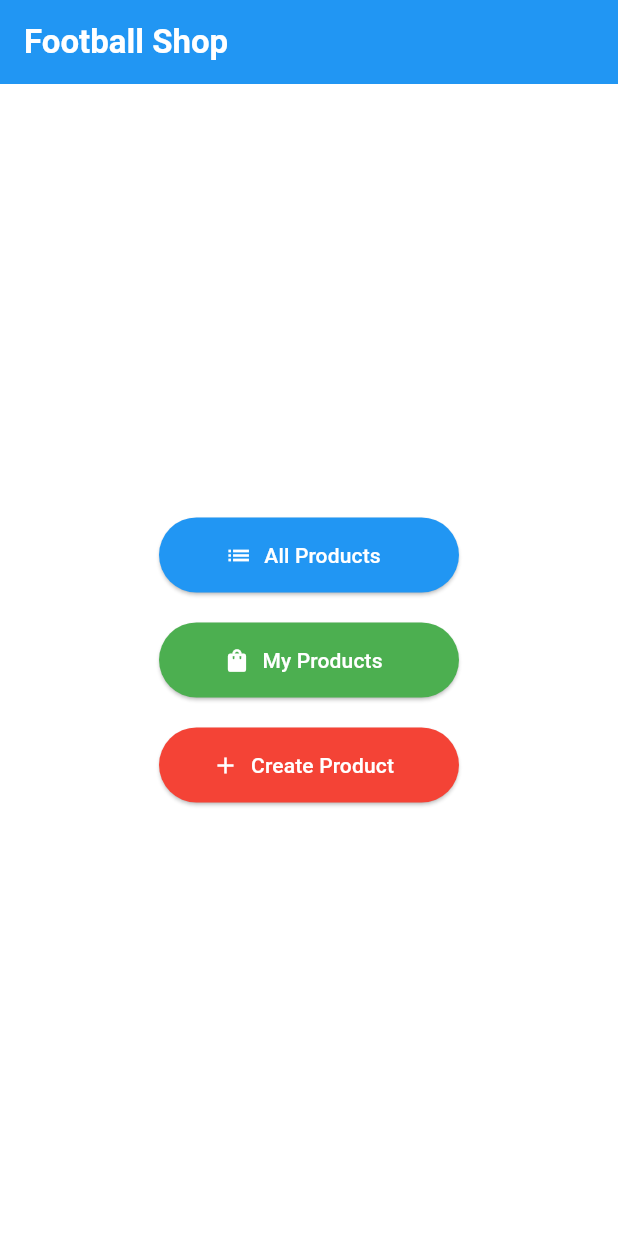
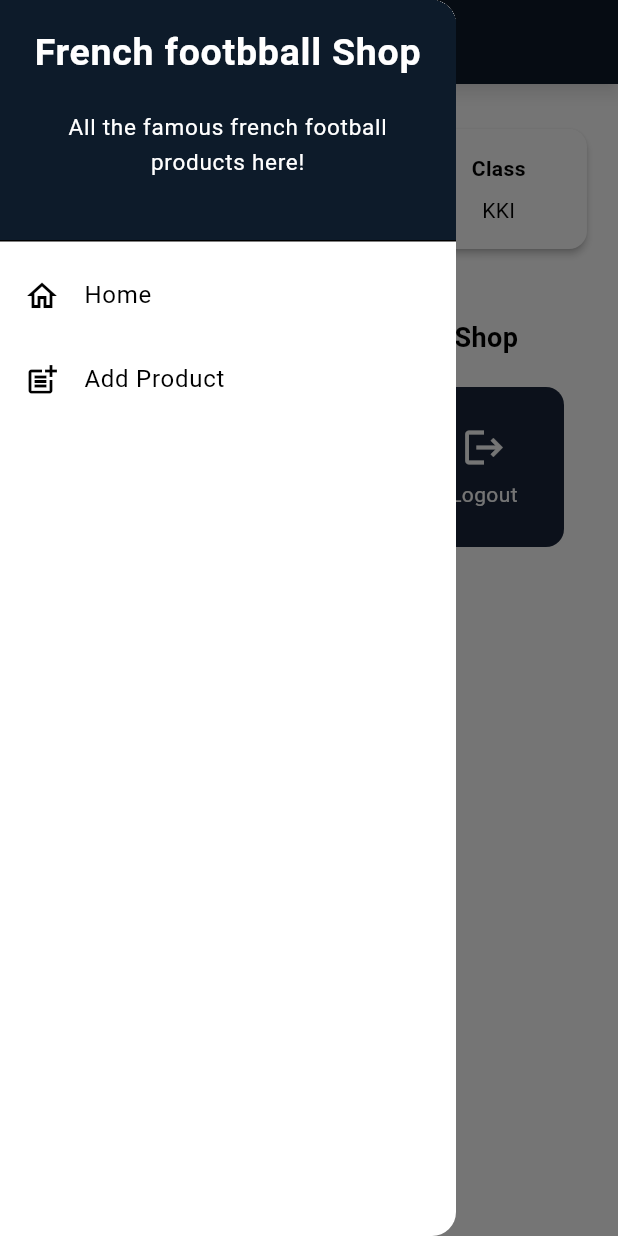
Before and after one commit to FannyDemarin/football-shop-mobile, a Flutter app: the screen it shows after launch, with the side drawer open (before the commit the screen has no drawer), on a phone screen of 412 x 824 dp. Run offline on Flutter 3.47's test engine with Material 3 defaults, Android fonts, the phone set to English and light mode, and no system bars.

Commit message:
Assignment 8 completed

```diff
--- a/lib/main.dart
+++ b/lib/main.dart
@@ -1,5 +1,5 @@
 import 'package:flutter/material.dart';
-import 'package:football_shop/menu.dart';
+import 'package:football_shop/screens/menu.dart';
 
 void main() {
   runApp(const MyApp());
@@ -9,28 +9,34 @@ class MyApp extends StatelessWidget {
   const MyApp({super.key});
 
   // This widget is the root of your application.
-  @override
+   @override
   Widget build(BuildContext context) {
     return MaterialApp(
-      title: 'Flutter Demo',
+      title: 'Football Shop',
       theme: ThemeData(
-        // This is the theme of your application.
-        //
-        // TRY THIS: Try running your application with "flutter run". You'll see
-        // the application has a purple toolbar. Then, without quitting the app,
-        // try changing the seedColor in the colorScheme below to Colors.green
-        // and then invoke "hot reload" (save your changes or press the "hot
-        // reload" button in a Flutter-supported IDE, or press "r" if you used
-        // the command line to start the app).
-        //
-        // Notice that the counter didn't reset back to zero; the application
-        // state is not lost during the reload. To reset the state, use hot
-        // restart instead.
-        //
-        // This works for code too, not just values: Most code changes can be
-        // tested with just a hot reload.
-        colorScheme: ColorScheme.fromSwatch(primarySwatch: Colors.blue)
- .copyWith(secondary: Colors.blueAccent[400]),
+        brightness: Brightness.light,
+        scaffoldBackgroundColor: Colors.white, // fond blanc
+        colorScheme: const ColorScheme.light(
+          primary: Color(0xFF0D1B2A), // bleu foncé principal
+          secondary: Color(0xFF1B263B), // bleu plus clair pour accents
+        ),
+        appBarTheme: const AppBarTheme(
+          backgroundColor: Color(0xFF0D1B2A), // bleu foncé
+          foregroundColor: Colors.white, // texte blanc
+          centerTitle: true,
+          elevation: 4,
+          shadowColor: Colors.black45,
+        ),
+        elevatedButtonTheme: ElevatedButtonThemeData(
+          style: ElevatedButton.styleFrom(
+            backgroundColor: Color(0xFF0D1B2A), // même couleur que l'AppBar
+            foregroundColor: Colors.white, // texte blanc
+            padding: const EdgeInsets.symmetric(horizontal: 24, vertical: 12),
+            shape: RoundedRectangleBorder(
+              borderRadius: BorderRadius.all(Radius.circular(8)),
+            ),
+          ),
+        ),
       ),
       home: MyHomePage(),
     );
--- a/lib/menu.dart
+++ /dev/null
@@ -1,69 +0,0 @@
-import 'package:flutter/material.dart';
-
-class MyHomePage extends StatelessWidget {
-  const MyHomePage({super.key});
-
-  void _showSnackBar(BuildContext context, String message) {
-    ScaffoldMessenger.of(context)
-      ..hideCurrentSnackBar()
-      ..showSnackBar(SnackBar(content: Text(message)));
-  }
-
-  @override
-  Widget build(BuildContext context) {
-    return Scaffold(
-      appBar: AppBar(
-        backgroundColor: Theme.of(context).colorScheme.primary,
-        title: const Text(
-          'Football Shop',
-          style: TextStyle(
-            color: Colors.white,
-            fontWeight: FontWeight.bold,
-          ),
-        ),
-      ),
-      body: Center(
-        child: Column(
-          mainAxisAlignment: MainAxisAlignment.center,
-          children: [
-            ElevatedButton.icon(
-              onPressed: () =>
-                  _showSnackBar(context, "You have pressed the All Products button"),
-              icon: const Icon(Icons.list),
-              label: const Text("All Products"),
-              style: ElevatedButton.styleFrom(
-                backgroundColor: Colors.blue,
-                foregroundColor: Colors.white,
-                minimumSize: const Size(200, 50),
-              ),
-            ),
-            const SizedBox(height: 20),
-            ElevatedButton.icon(
-              onPressed: () =>
-                  _showSnackBar(context, "You have pressed the My Products button"),
-              icon: const Icon(Icons.shopping_bag),
-              label: const Text("My Products"),
-              style: ElevatedButton.styleFrom(
-                backgroundColor: Colors.green,
-                foregroundColor: Colors.white,
-                minimumSize: const Size(200, 50),
-              ),
-            ),
-            const SizedBox(height: 20),
-            ElevatedButton.icon(
-              onPressed: () =>
-                  _showSnackBar(context, "You have pressed the Create Product button"),
-              icon: const Icon(Icons.add),
-              label: const Text("Create Product"),
-              style: ElevatedButton.styleFrom(
-                backgroundColor: Colors.red,
-                foregroundColor: Colors.white,
-                minimumSize: const Size(200, 50),
-              ),
-            ),
-          ],
-        ),
-      ),
-    );
-  }
-}
--- /dev/null
+++ b/lib/screens/menu.dart
@@ -0,0 +1,145 @@
+import 'package:flutter/material.dart';
+import 'package:football_shop/widgets/left_drawer.dart';
+import 'package:football_shop/widgets/product_card.dart';
+
+
+class MyHomePage extends StatelessWidget {
+  MyHomePage({super.key});
+
+  final String name = "Fanny Demarin";
+  final String npm = "2506561542";
+  final String classe = "KKI";
+  final List<ItemHomepage> items = [
+    ItemHomepage("See Products", Icons.newspaper),
+    ItemHomepage("Add Product", Icons.add),
+    ItemHomepage("Logout", Icons.logout),
+  ];
+
+  void _showSnackBar(BuildContext context, String message) {
+    ScaffoldMessenger.of(context)
+      ..hideCurrentSnackBar()
+      ..showSnackBar(SnackBar(content: Text(message)));
+  }
+
+  @override
+  Widget build(BuildContext context) {
+    return Scaffold(
+      appBar: AppBar(
+        backgroundColor: Theme.of(context).colorScheme.primary,
+        title: RichText(
+  text: TextSpan(
+    children: [
+      TextSpan(
+        text: 'French',
+        style: TextStyle(
+          color: Colors.blue, // bleu pour "French"
+          fontWeight: FontWeight.w600,
+          fontSize: 20,
+        ),
+      ),
+      TextSpan(
+        text: ' ',
+      ),
+      TextSpan(
+        text: 'Football',
+        style: TextStyle(
+          color: Colors.white, // blanc pour "Football"
+          fontWeight: FontWeight.w600,
+          fontSize: 20,
+        ),
+      ),
+      TextSpan(
+        text: ' ',
+      ),
+      TextSpan(
+        text: 'Shop',
+        style: TextStyle(
+          color: Colors.red, // rouge pour "Shop"
+          fontWeight: FontWeight.w600,
+          fontSize: 20,
+        ),
+      ),
+    ],
+  ),
+),
+      ),
+      drawer: LeftDrawer(),
+      body: SingleChildScrollView(
+        child: Padding(
+        padding: const EdgeInsets.all(16.0),
+          child: Column(
+          crossAxisAlignment: CrossAxisAlignment.center,
+            children: [
+              Row(
+                mainAxisAlignment: MainAxisAlignment.spaceEvenly,
+                children: [
+                  InfoCard(title: 'NPM', content: npm),
+                  InfoCard(title: 'Name', content: name),
+                  InfoCard(title: 'Class', content: classe),
+                ],
+              ),
+
+              const SizedBox(height: 16.0),
+
+              Center(
+                child: Column(
+                  children: [
+                    const Padding(
+                      padding: EdgeInsets.only(top: 16.0),
+                      child: Text(
+                        'Welcome to French Football Shop',
+                        style: TextStyle(
+                          fontWeight: FontWeight.bold,
+                          fontSize: 18.0,
+                        ),
+                      ),
+                    ),
+                    GridView.count(
+                      primary: false,
+                      shrinkWrap: true,
+                      padding: const EdgeInsets.all(20),
+                      crossAxisSpacing: 10,
+                      mainAxisSpacing: 10,
+                      crossAxisCount: 3,
+                      children: items.map((ItemHomepage item) {
+                        return ItemCard(item);
+                      }).toList(),
+                    ),
+                  ],
+                ),
+              ),
+            ],
+          ),
+        ),
+      ),
+    );
+  }
+}
+
+class InfoCard extends StatelessWidget {
+  final String title;
+  final String content;
+
+  const InfoCard({super.key, required this.title, required this.content});
+
+  @override
+  Widget build(BuildContext context) {
+    return Card(
+      elevation: 2.0,
+      child: Container(
+        width: MediaQuery.of(context).size.width / 3.5, // menyesuaikan dengan lebar device yang digunakan.
+        padding: const EdgeInsets.all(16.0),
+        child: Column(
+          children: [
+            Text(
+              title,
+              style: const TextStyle(fontWeight: FontWeight.bold),
+            ),
+            const SizedBox(height: 8.0),
+            Text(content),
+          ],
+        ),
+      ),
+    );
+  }
+}
--- /dev/null
+++ b/lib/widgets/left_drawer.dart
@@ -0,0 +1,73 @@
+import 'package:flutter/material.dart';
+import 'package:flutter/material.dart';
+import 'package:football_shop/screens/menu.dart';
+import 'package:football_shop/screens/productlist_form.dart';
+
+class LeftDrawer extends StatelessWidget {
+  const LeftDrawer({super.key});
+
+  @override
+  Widget build(BuildContext context) {
+    return Drawer(
+      child: ListView(
+        children: [
+          const DrawerHeader(
+            decoration: BoxDecoration(
+            color: Color(0xFF0D1B2A),
+            ),
+            child: Column(
+              children: [
+                Text(
+                  'French footbball Shop',
+                  textAlign: TextAlign.center,
+                  style: TextStyle(
+                    fontSize: 25,
+                    fontWeight: FontWeight.bold,
+                    color: Colors.white,
+                  ),
+                ),
+                Padding(padding: EdgeInsets.all(10)),
+                Text(
+                  "All the famous french football products here!",
+                  textAlign: TextAlign.center,
+                  style: TextStyle(
+                    fontSize: 15,
+                    color: Colors.white,
+                    fontWeight: FontWeight.normal,
+                  ),
+                ),
+              ],
+            ),
+          ),
+          ListTile(
+            leading: const Icon(Icons.home_outlined),
+            title: const Text('Home'),
+            // Redirect to MyHomePage
+            onTap: () {
+              Navigator.pushReplacement(
+                  context,
+                  MaterialPageRoute(
+                    builder: (context) => MyHomePage(),
+                  ));
+            },
+          ),
+          ListTile(
+            leading: const Icon(Icons.post_add),
+            title: const Text('Add Product'),
+            // Redirect to NewsFormPage
+            onTap: () {
+              Navigator.pushReplacement(
+                  context,
+                  MaterialPageRoute(
+                    builder: (context) => const ProductFormPage(),
+                  ));
+            },
+          ),
+
+          // TODO: Create another ListTile for the products list page
+          // We don't have the Products list page at the moment so it might be implement in the next tuto
+        ],
+      ),
+    );
+  }
+}
--- /dev/null
+++ b/lib/widgets/product_card.dart
@@ -0,0 +1,64 @@
+import 'package:flutter/material.dart';
+import 'package:football_shop/screens/productlist_form.dart';
+
+class ItemHomepage {
+ final String name;
+ final IconData icon;
+
+ ItemHomepage(this.name, this.icon);
+}
+
+
+class ItemCard extends StatelessWidget {
+  final ItemHomepage item;
+
+  const ItemCard(this.item, {super.key});
+
+  @override
+  Widget build(BuildContext context) {
+    return Material(
+      color: Theme.of(context).colorScheme.secondary,
+      borderRadius: BorderRadius.circular(12),
+
+      child: InkWell(
+        onTap: () {
+          ScaffoldMessenger.of(context)
+            ..hideCurrentSnackBar()
+            ..showSnackBar(
+              SnackBar(content: Text("You pressed the ${item.name} button!")));
+            // Navigate to the appropriate route (depending on the button type)
+            if (item.name == "Add Product") {
+              Navigator.push(
+                context,
+                MaterialPageRoute(
+                  builder: (context) => ProductFormPage(),
+                ),
+              );
+            }
+        },
+        child: Container(
+          padding: const EdgeInsets.all(8),
+          child: Center(
+            child: Column(
+              mainAxisAlignment: MainAxisAlignment.center,
+              children: [
+                Icon(
+                  item.icon,
+                  color: Colors.white,
+                  size: 30.0,
+                ),
+                const Padding(padding: EdgeInsets.all(3)),
+                Text(
+                  item.name,
+                  textAlign: TextAlign.center,
+                  style: const TextStyle(color: Colors.white),
+                ),
+              ],
+            ),
+          ),
+        ),
+      ),
+    );
+  }
+
+}
```
Also changed, not shown: lib/screens/productlist_form.dart (added, +293 -0 lines), 1 other file.
